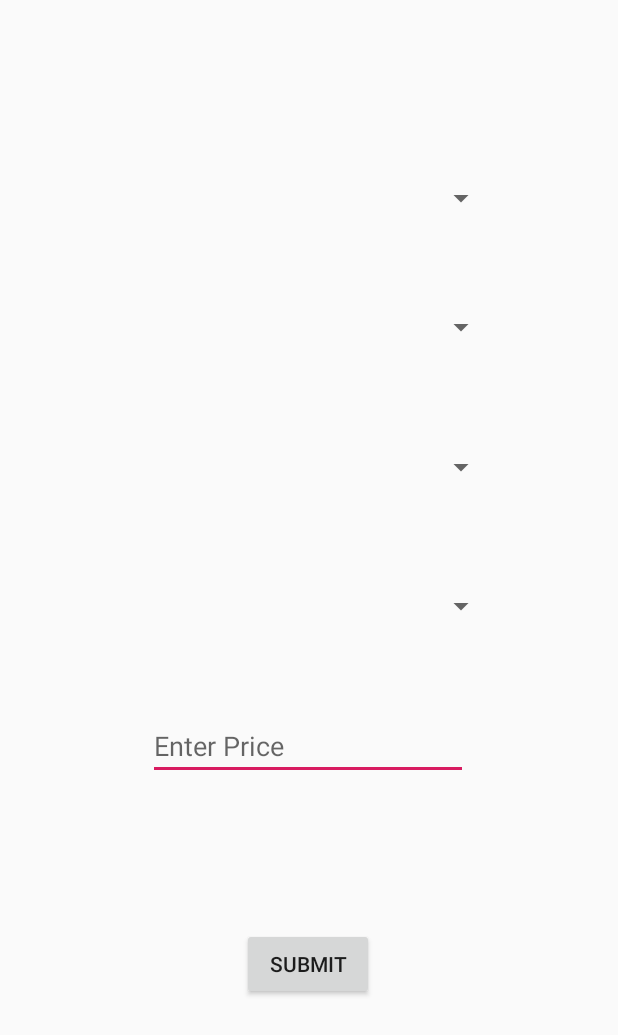
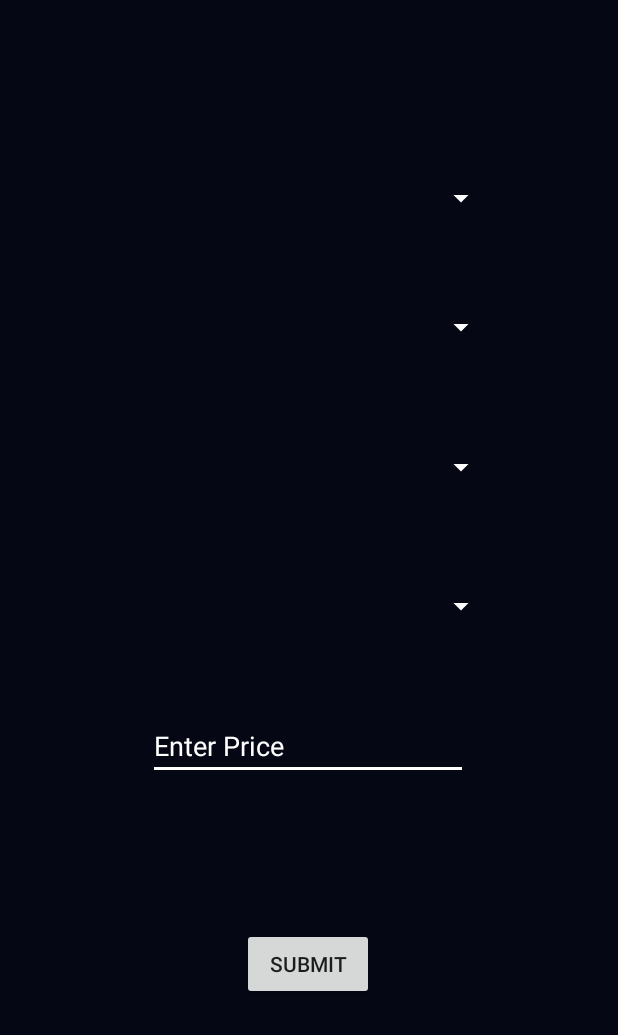
Before and after one commit to ajinkya48765/Book-It, an Android app: the layout activity_sell.xml on its own in the app's theme, with its tools: preview values and no code run, on a phone screen of 412 x 824 dp. Shown: the top 1035 px of the screen. Run offline under Robolectric (Android 15) with nearby library versions, the phone set to English and light mode, and no system bars.

Commit message:
Dark theme added

```diff
--- a/app/src/main/res/layout/activity_purchase.xml
+++ b/app/src/main/res/layout/activity_purchase.xml
@@ -4,6 +4,7 @@
     xmlns:tools="http://schemas.android.com/tools"
     android:layout_width="match_parent"
     android:layout_height="match_parent"
+    android:background="#050714"
     tools:context=".purchase">
 
 
@@ -11,6 +12,7 @@
         android:id="@+id/branch1"
         android:layout_width="250dp"
         android:layout_height="wrap_content"
+        android:backgroundTint="@color/White"
         app:layout_constraintBottom_toBottomOf="parent"
         app:layout_constraintHorizontal_bias="0.5"
         app:layout_constraintLeft_toLeftOf="parent"
@@ -22,6 +24,7 @@
         android:id="@+id/year1"
         android:layout_width="250dp"
         android:layout_height="wrap_content"
+        android:backgroundTint="@color/White"
         app:layout_constraintBottom_toBottomOf="parent"
         app:layout_constraintHorizontal_bias="0.503"
         app:layout_constraintLeft_toLeftOf="parent"
@@ -33,6 +36,7 @@
         android:id="@+id/subject1"
         android:layout_width="250dp"
         android:layout_height="wrap_content"
+        android:backgroundTint="@color/White"
         app:layout_constraintBottom_toBottomOf="parent"
         app:layout_constraintHorizontal_bias="0.503"
         app:layout_constraintLeft_toLeftOf="parent"
@@ -52,5 +56,6 @@
         app:layout_constraintTop_toTopOf="parent"
         app:layout_constraintVertical_bias="0.797" />
 
+    // android:background="#050714"
 
 </androidx.constraintlayout.widget.ConstraintLayout>
--- a/app/src/main/res/layout/activity_sell.xml
+++ b/app/src/main/res/layout/activity_sell.xml
@@ -4,6 +4,7 @@
     xmlns:tools="http://schemas.android.com/tools"
     android:layout_width="match_parent"
     android:layout_height="match_parent"
+    android:background="#050714"
     tools:context=".sell">
 
     <Spinner
@@ -13,6 +14,7 @@
         android:layout_marginLeft="8dp"
         android:layout_marginTop="8dp"
         android:layout_marginRight="8dp"
+        android:backgroundTint="@color/White"
         app:layout_constraintBottom_toBottomOf="parent"
         app:layout_constraintHorizontal_bias="0.5"
         app:layout_constraintLeft_toLeftOf="parent"
@@ -26,6 +28,7 @@
         android:id="@+id/Year"
         android:layout_width="250dp"
         android:layout_height="50dp"
+        android:backgroundTint="@color/White"
         app:layout_constraintBottom_toBottomOf="parent"
         app:layout_constraintHorizontal_bias="0.503"
         app:layout_constraintLeft_toLeftOf="parent"
@@ -37,6 +40,7 @@
         android:id="@+id/Publications"
         android:layout_width="250dp"
         android:layout_height="50dp"
+        android:backgroundTint="@color/White"
         app:layout_constraintBottom_toBottomOf="parent"
         app:layout_constraintHorizontal_bias="0.503"
         app:layout_constraintLeft_toLeftOf="parent"
@@ -48,6 +52,7 @@
         android:id="@+id/Subject"
         android:layout_width="250dp"
         android:layout_height="50dp"
+        android:backgroundTint="@color/White"
         app:layout_constraintBottom_toBottomOf="parent"
         app:layout_constraintHorizontal_bias="0.503"
         app:layout_constraintLeft_toLeftOf="parent"
@@ -62,6 +67,9 @@
         android:ems="10"
         android:hint="Enter Price"
         android:inputType="number"
+        android:backgroundTint="@color/White"
+        android:textColor="@color/White"
+        android:textColorHint="@color/White"
         app:layout_constraintBottom_toBottomOf="parent"
         app:layout_constraintHorizontal_bias="0.498"
         app:layout_constraintLeft_toLeftOf="parent"
--- a/app/src/main/res/layout/activity_sell_purchase.xml
+++ b/app/src/main/res/layout/activity_sell_purchase.xml
@@ -4,4 +4,5 @@
     xmlns:tools="http://schemas.android.com/tools"
     android:layout_width="match_parent"
     android:layout_height="match_parent"
+    android:background="#050714"
     tools:context=".sell_purchase"/>
--- a/app/src/main/res/layout/activity_sell_purchase_window.xml
+++ b/app/src/main/res/layout/activity_sell_purchase_window.xml
@@ -4,6 +4,7 @@
     xmlns:tools="http://schemas.android.com/tools"
     android:layout_width="match_parent"
     android:layout_height="match_parent"
+    android:background="#050714"
     tools:context=".sell_purchase_window">
 
 
@@ -13,6 +14,7 @@
         android:layout_height="44dp"
         android:onClick="FSell"
         android:text="@string/sell"
+        app:layout_constraintCircleRadius="@dimen/cardview_default_radius"
         app:layout_constraintBottom_toBottomOf="parent"
         app:layout_constraintHorizontal_bias="0.496"
         app:layout_constraintLeft_toLeftOf="parent"
--- a/app/src/main/res/layout/activity_splash.xml
+++ b/app/src/main/res/layout/activity_splash.xml
@@ -4,6 +4,7 @@
     xmlns:tools="http://schemas.android.com/tools"
     android:layout_width="match_parent"
     android:layout_height="match_parent"
+    android:background="#050714"
     tools:context=".splash"
     >
 
@@ -33,6 +34,7 @@
         android:layout_marginRight="182dp"
         android:layout_marginBottom="36dp"
         android:text="from R.I.S.E"
+        android:textColor="#FFFFFF"
         android:textSize="30dp"
         android:fontFamily="@font/bazookaregular"
         app:layout_constraintBottom_toBottomOf="parent"
--- a/app/src/main/res/values/colors.xml
+++ b/app/src/main/res/values/colors.xml
@@ -1,5 +1,6 @@
 <?xml version="1.0" encoding="utf-8"?>
 <resources>
+    <color name="White">#FFFFFF</color>
     <color name="colorPrimary">#008577</color>
     <color name="colorPrimaryDark">#00574B</color>
     <color name="colorAccent">#D81B60</color>
--- a/app/src/main/res/values/styles.xml
+++ b/app/src/main/res/values/styles.xml
@@ -1,7 +1,7 @@
 <resources>
 
     <!-- Base application theme. -->
-    <style name="AppTheme" parent="Theme.AppCompat.Light.DarkActionBar">
+    <style name="AppTheme" parent="Theme.AppCompat.Light.NoActionBar">
         <!-- Customize your theme here. -->
         <item name="colorPrimary">@color/colorPrimary</item>
         <item name="colorPrimaryDark">@color/colorPrimaryDark</item>
```
Also changed, not shown: app/src/main/res/drawable/ic_lock_outline_black_24dp.xml (added, +9 -0 lines), app/src/main/res/layout/activity_main.xml (+25 -13 lines), app/src/main/res/layout/activity_signup_auth.xml (+32 -11 lines).
